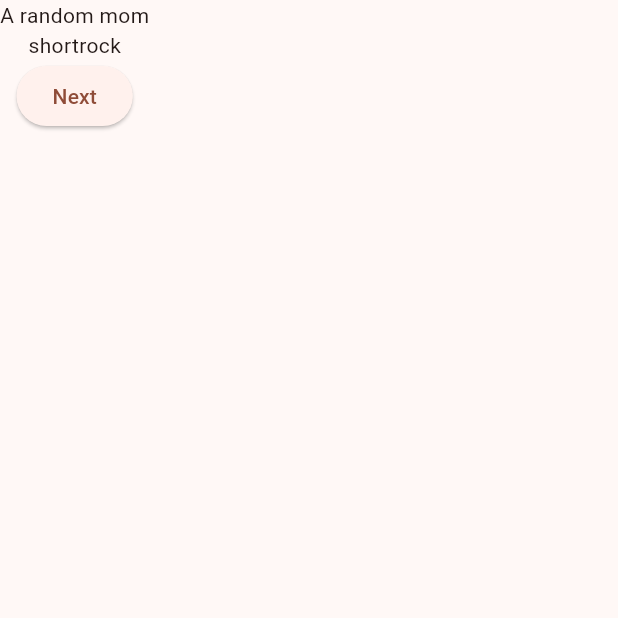
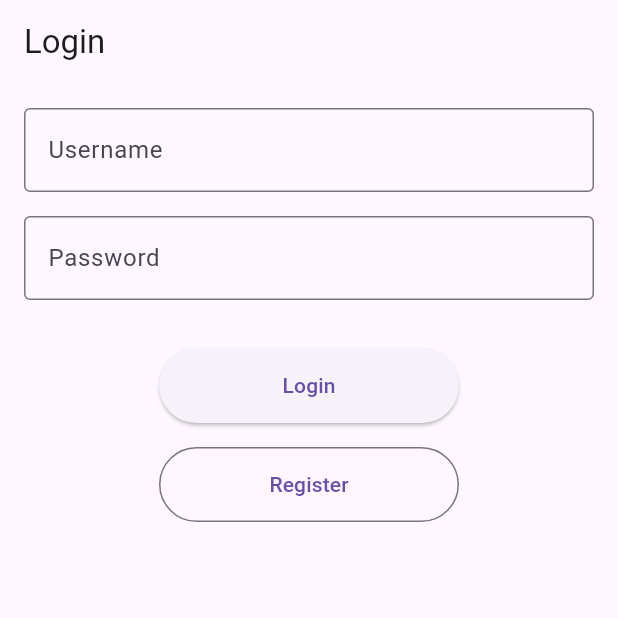
Before and after one commit to siddankthep/cashflow, a Flutter app: the screen it shows after launch, on a phone screen of 412 x 824 dp, the top half of it. Run offline on Flutter 3.47's test engine with Material 3 defaults, Android fonts, the phone set to English and light mode, and no system bars.

Commit message:
add login and signup screen

```diff
--- /dev/null
+++ b/frontend/cashflow/devtools_options.yaml
@@ -0,0 +1,3 @@
+description: This file stores settings for Dart & Flutter DevTools.
+documentation: https://docs.flutter.dev/tools/devtools/extensions#configure-extension-enablement-states
+extensions:
--- /dev/null
+++ b/frontend/cashflow/lib/entities/user.dart
@@ -0,0 +1,53 @@
+class User {
+  final String id;
+  final String email;
+  final String username;
+  final String passwordHash;
+  final String firstName;
+  final String lastName;
+  final String preferredCurrency;
+  final DateTime createdAt;
+  final DateTime updatedAt;
+
+  User({
+    required this.id,
+    required this.email,
+    required this.username,
+    required this.passwordHash,
+    required this.firstName,
+    required this.lastName,
+    this.preferredCurrency = "VND",
+    required this.createdAt,
+    required this.updatedAt,
+  });
+
+  /// Creates a [User] instance from a JSON map.
+  factory User.fromJson(Map<String, dynamic> json) {
+    return User(
+      id: json['id'] as String,
+      email: json['email'] as String,
+      username: json['username'] as String,
+      passwordHash: json['passwordHash'] as String,
+      firstName: json['firstName'] as String,
+      lastName: json['lastName'] as String,
+      preferredCurrency: json['preferredCurrency'] as String? ?? "VND",
+      createdAt: DateTime.parse(json['createdAt'] as String),
+      updatedAt: DateTime.parse(json['updatedAt'] as String),
+    );
+  }
+
+  /// Converts the [User] instance into a JSON map.
+  Map<String, dynamic> toJson() {
+    return {
+      "id": id,
+      "email": email,
+      "username": username,
+      "passwordHash": passwordHash,
+      "firstName": firstName,
+      "lastName": lastName,
+      "preferredCurrency": preferredCurrency,
+      "createdAt": createdAt.toIso8601String(),
+      "updatedAt": updatedAt.toIso8601String(),
+    };
+  }
+}
--- a/frontend/cashflow/lib/main.dart
+++ b/frontend/cashflow/lib/main.dart
@@ -1,51 +1,17 @@
-import 'package:english_words/english_words.dart';
+import 'package:cashflow/view/login_screen.dart';
 import 'package:flutter/material.dart';
-import 'package:provider/provider.dart';
 
 void main() {
   runApp(MyApp());
 }
 
 class MyApp extends StatelessWidget {
-  const MyApp({super.key});
-
   @override
   Widget build(BuildContext context) {
-    return ChangeNotifierProvider(
-      create: (context) => MyAppState(),
-      child: MaterialApp(
-        title: 'Namer App',
-        theme: ThemeData(
-          useMaterial3: true,
-          colorScheme: ColorScheme.fromSeed(seedColor: Colors.deepOrange),
-        ),
-        home: MyHomePage(),
-      ),
+    return MaterialApp(
+      title: 'Cashflow',
+      theme: ThemeData(primarySwatch: Colors.blue),
+      home: LoginScreen(),
     );
   }
 }
-
-class MyAppState extends ChangeNotifier {
-  var current = WordPair.random();
-}
-
-class MyHomePage extends StatelessWidget {
-  @override
-  Widget build(BuildContext context) {
-    var appState = context.watch<MyAppState>();
-
-    return Scaffold(
-      body: Column(
-        children: [
-          Text('A random mom'),
-          Text(appState.current.asLowerCase),
-          ElevatedButton(
-              onPressed: () {
-                print("Button pressed!");
-              },
-              child: Text("Next"))
-        ],
-      ),
-    );
-  }
-}
--- /dev/null
+++ b/frontend/cashflow/lib/model/auth_service.dart
@@ -0,0 +1,48 @@
+import 'dart:convert';
+import 'package:http/http.dart' as http;
+
+class AuthenticationService {
+  final String baseUrl = 'http://localhost:8080/auth';
+
+  Future<String> login(String username, String password) async {
+    final response = await http.post(
+      Uri.parse('$baseUrl/login'),
+      headers: <String, String>{
+        'Content-Type': 'application/json; charset=UTF-8',
+      },
+      body: jsonEncode(<String, String>{
+        'username': username,
+        'password': password,
+      }),
+    );
+
+    if (response.statusCode == 200) {
+      print("Logged in successfully!");
+      return jsonDecode(response.body)['token'];
+    } else {
+      throw Exception('Failed to login');
+    }
+  }
+
+  Future<void> register(String firstName, String lastName, String email,
+      String username, String password) async {
+    final response = await http.post(
+      Uri.parse('$baseUrl/signup'),
+      headers: <String, String>{
+        'Content-Type': 'application/json; charset=UTF-8',
+      },
+      body: jsonEncode(<String, String>{
+        'firstName': firstName,
+        'lastName': lastName,
+        'email': email,
+        'username': username,
+        'password': password,
+      }),
+    );
+
+    if (response.statusCode != 200) {
+      throw Exception('Failed to register');
+    }
+    print("User registered successfully");
+  }
+}
--- /dev/null
+++ b/frontend/cashflow/lib/view/login_screen.dart
@@ -0,0 +1,132 @@
+import 'package:cashflow/model/auth_service.dart';
+import 'package:cashflow/view/register_screen.dart';
+import 'package:flutter/material.dart';
+
+class LoginScreen extends StatefulWidget {
+  @override
+  _LoginScreenState createState() => _LoginScreenState();
+}
+
+class _LoginScreenState extends State<LoginScreen> {
+  final _formKey = GlobalKey<FormState>();
+  AuthenticationService _authService = AuthenticationService();
+  String _username = '';
+  String _password = '';
+  String _token = '';
+
+  // Handle login submission
+  Future<void> _login() async {
+    if (_formKey.currentState!.validate()) {
+      _formKey.currentState!.save();
+
+      try {
+        _token = await _authService.login(_username, _password);
+        Navigator.push(
+            context,
+            MaterialPageRoute(
+                builder: (context) =>
+                    Placeholder(child: Text("Logged in successfully!"))));
+      } catch (error) {
+        // Catch any errors here
+        print("Login failed: $error");
+        ScaffoldMessenger.of(context).showSnackBar(
+          SnackBar(
+            content: Text('Failed to log in: ${error.toString()}'),
+            backgroundColor: Colors.red,
+          ),
+        );
+      }
+
+      print("Email: $_username");
+      print("Password: $_password");
+      print("Token: $_token");
+    }
+  }
+
+  @override
+  Widget build(BuildContext context) {
+    return Center(
+      child: Scaffold(
+        appBar: AppBar(
+          title: Text('Login'),
+        ),
+        body: SingleChildScrollView(
+          padding: EdgeInsets.all(16.0),
+          child: Center(
+            child: SizedBox(
+              width: 400,
+              child: Form(
+                key: _formKey,
+                child: Column(
+                  mainAxisAlignment: MainAxisAlignment.center,
+                  children: [
+                    // Email Field
+                    TextFormField(
+                      decoration: InputDecoration(
+                        labelText: 'Username',
+                        border: OutlineInputBorder(),
+                      ),
+                      onSaved: (value) => _username = value!.trim(),
+                      validator: (value) {
+                        if (value == null || value.isEmpty) {
+                          return 'Please enter your username';
+                        }
+                        return null;
+                      },
+                    ),
+                    SizedBox(height: 16.0),
+                    // Password Field
+                    TextFormField(
+                      decoration: InputDecoration(
+                        labelText: 'Password',
+                        border: OutlineInputBorder(),
+                      ),
+                      obscureText: true,
+                      onSaved: (value) => _password = value!.trim(),
+                      validator: (value) {
+                        if (value == null || value.isEmpty) {
+                          return 'Please enter your password';
+                        }
+                        return null;
+                      },
+                    ),
+                    SizedBox(height: 32.0),
+                    // Login Button
+                    SizedBox(
+                      width: 200,
+                      child: ElevatedButton(
+                        onPressed: _login,
+                        style: ElevatedButton.styleFrom(
+                          minimumSize: Size(double.infinity, 50),
+                        ),
+                        child: Text('Login'),
+                      ),
+                    ),
+                    SizedBox(height: 16.0),
+                    // Register Button
+                    SizedBox(
+                      width: 200,
+                      child: OutlinedButton(
+                        onPressed: () {
+                          Navigator.push(
+                            context,
+                            MaterialPageRoute(
+                                builder: (context) => RegisterScreen()),
+                          );
+                        },
+                        style: OutlinedButton.styleFrom(
+                          minimumSize: Size(double.infinity, 50),
+                        ),
+                        child: Text('Register'),
+                      ),
+                    ),
+                  ],
+                ),
+              ),
+            ),
+          ),
+        ),
+      ),
+    );
+  }
+}
--- a/frontend/cashflow/pubspec.yaml
+++ b/frontend/cashflow/pubspec.yaml
@@ -1,7 +1,7 @@
 name: cashflow
 description: A new Flutter project.
 
-publish_to: 'none' # Remove this line if you wish to publish to pub.dev
+publish_to: "none" # Remove this line if you wish to publish to pub.dev
 
 version: 0.0.1+1
 
@@ -11,6 +11,7 @@ environment:
 dependencies:
   flutter:
     sdk: flutter
+  http: ^0.13.0
 
   english_words: ^4.0.0
   provider: ^6.1.2
```
Also changed, not shown: frontend/cashflow/lib/entities/category.dart (added, +43 -0 lines), frontend/cashflow/lib/entities/transaction.dart (added, +66 -0 lines), frontend/cashflow/lib/view/register_screen.dart (added, +176 -0 lines), frontend/cashflow/pubspec.lock, 2 other files.
